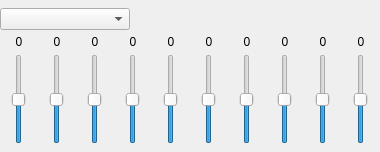
shahid334/sayonara-player, file trunk/GUI/equalizer/GUI_Equalizer.ui: the form before one commit.
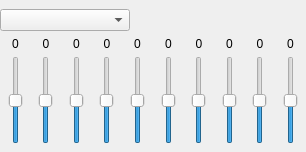
The form after the commit.

Diff of the .ui file:
```diff
--- a/trunk/GUI/equalizer/GUI_Equalizer.ui
+++ b/trunk/GUI/equalizer/GUI_Equalizer.ui
@@ -6,7 +6,7 @@
    <rect>
     <x>0</x>
     <y>0</y>
-    <width>380</width>
+    <width>306</width>
     <height>152</height>
    </rect>
   </property>
@@ -18,7 +18,7 @@
   </property>
   <property name="minimumSize">
    <size>
-    <width>380</width>
+    <width>250</width>
     <height>152</height>
    </size>
   </property>
@@ -548,10 +548,10 @@
       </property>
      </widget>
     </item>
-    <item row="0" column="1" colspan="9">
+    <item row="0" column="1" colspan="10">
      <layout class="QHBoxLayout" name="horizontalLayout">
       <property name="spacing">
-       <number>15</number>
+       <number>5</number>
       </property>
       <item>
        <widget class="QComboBox" name="combo_presets">
@@ -582,42 +582,48 @@
         </property>
        </spacer>
       </item>
+      <item>
+       <widget class="QPushButton" name="btn_preset">
+        <property name="sizePolicy">
+         <sizepolicy hsizetype="Fixed" vsizetype="Fixed">
+          <horstretch>0</horstretch>
+          <verstretch>0</verstretch>
+         </sizepolicy>
+        </property>
+        <property name="minimumSize">
+         <size>
+          <width>24</width>
+          <height>24</height>
+         </size>
+        </property>
+        <property name="maximumSize">
+         <size>
+          <width>24</width>
+          <height>24</height>
+         </size>
+        </property>
+        <property name="focusPolicy">
+         <enum>Qt::NoFocus</enum>
+        </property>
+        <property name="toolTip">
+         <string>Save as custom</string>
+        </property>
+        <property name="text">
+         <string notr="true"/>
+        </property>
+        <property name="iconSize">
+         <size>
+          <width>18</width>
+          <height>18</height>
+         </size>
+        </property>
+        <property name="flat">
+         <bool>true</bool>
+        </property>
+       </widget>
+      </item>
      </layout>
     </item>
-    <item row="0" column="10">
-     <widget class="QPushButton" name="btn_preset">
-      <property name="sizePolicy">
-       <sizepolicy hsizetype="Ignored" vsizetype="Fixed">
-        <horstretch>0</horstretch>
-        <verstretch>0</verstretch>
-       </sizepolicy>
-      </property>
-      <property name="maximumSize">
-       <size>
-        <width>100</width>
-        <height>22</height>
-       </size>
-      </property>
-      <property name="focusPolicy">
-       <enum>Qt::NoFocus</enum>
-      </property>
-      <property name="toolTip">
-       <string>Save as custom</string>
-      </property>
-      <property name="text">
-       <string notr="true"/>
-      </property>
-      <property name="iconSize">
-       <size>
-        <width>18</width>
-        <height>18</height>
-       </size>
-      </property>
-      <property name="flat">
-       <bool>true</bool>
-      </property>
-     </widget>
-    </item>
    </layout>
   </widget>
  </widget>
```
Left out of the diff: 594 changed lines with no effect on the pictures.
